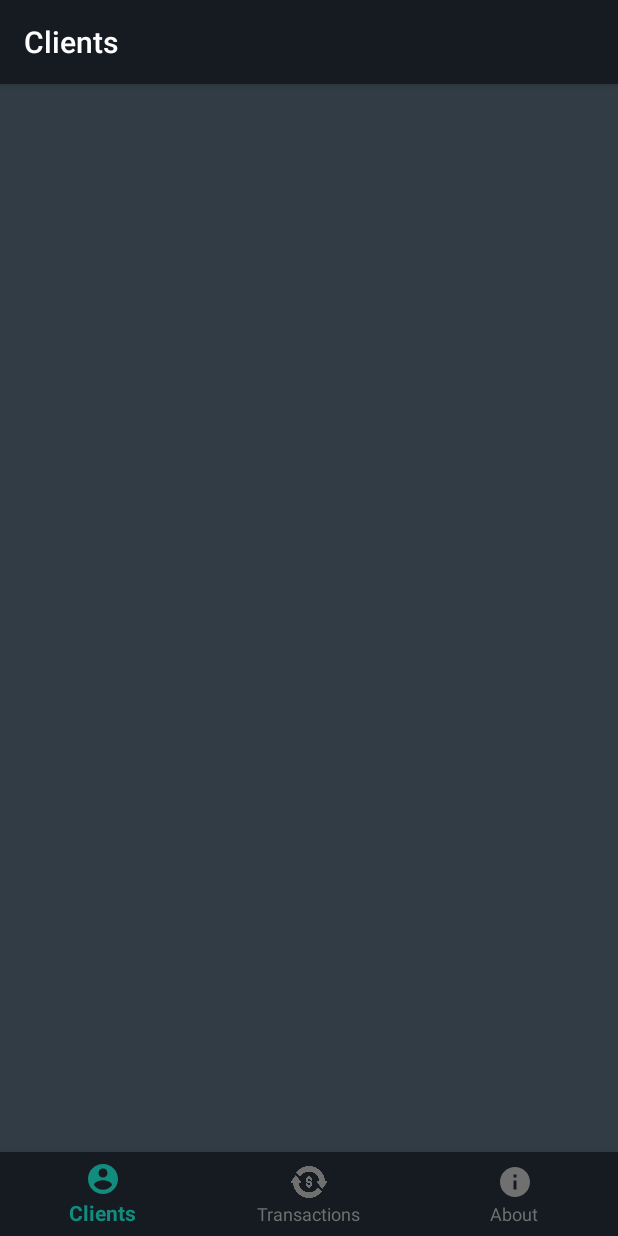
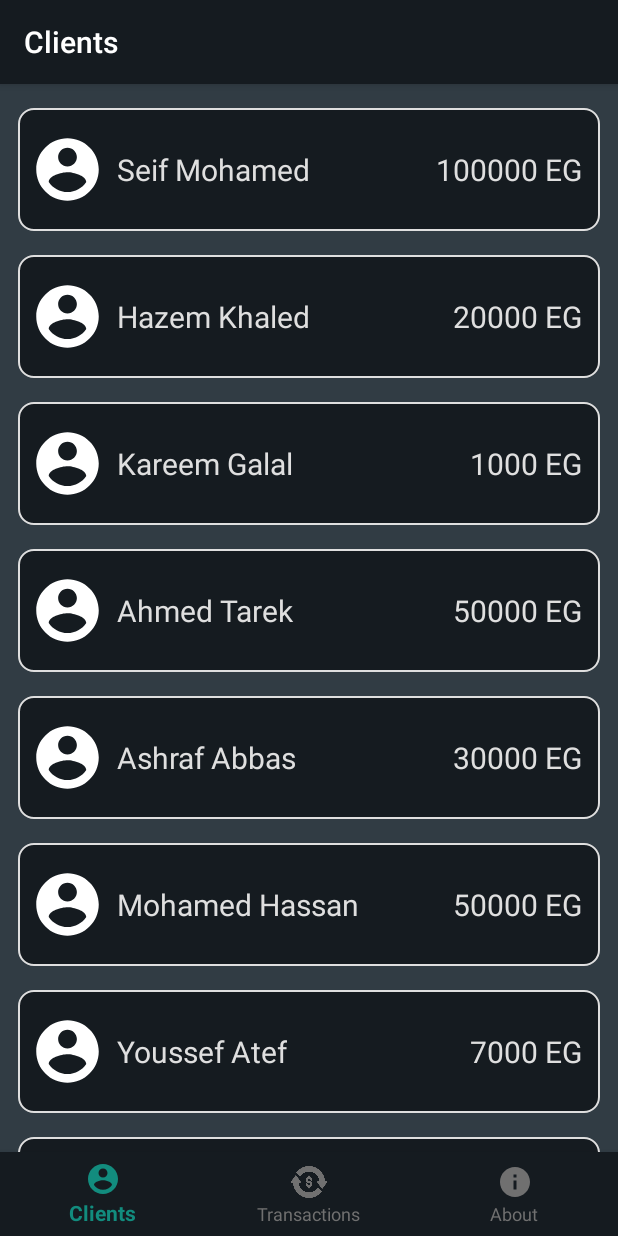
Before and after one commit to SeifEldinMohamed/SimpleBankApp-SparksInternship, an Android app: the screen it shows after launch (MainActivity), on a phone screen of 412 x 824 dp. Run offline under Robolectric (Android 15) with nearby library versions, the phone set to English and light mode, and no system bars; our stand-ins replace CircleImageView, Room's generated code, navigation-ui.

Commit message:
Clients Recycler view and adapter added

```diff
--- a/app/src/main/java/com/seif/simplebankapp/data/ClientsDao.kt
+++ b/app/src/main/java/com/seif/simplebankapp/data/ClientsDao.kt
@@ -3,12 +3,13 @@ package com.seif.simplebankapp.data
 import androidx.lifecycle.LiveData
 import androidx.room.Dao
 import androidx.room.Insert
+import androidx.room.OnConflictStrategy
 import androidx.room.Query
 import com.seif.simplebankapp.data.models.Clients
 
 @Dao
 interface ClientsDao {
-    @Insert
+    @Insert(onConflict = OnConflictStrategy.REPLACE)
     suspend fun addClients(client: Clients)
 
     @Query("SELECT * FROM CLIENTS")
--- /dev/null
+++ b/app/src/main/java/com/seif/simplebankapp/ui/adapters/ClientsAdapter.kt
@@ -0,0 +1,46 @@
+package com.seif.simplebankapp.ui.adapters
+
+import android.view.LayoutInflater
+import android.view.View
+import android.view.ViewGroup
+import androidx.recyclerview.widget.RecyclerView
+import com.seif.simplebankapp.R
+import com.seif.simplebankapp.data.models.Clients
+import com.seif.simplebankapp.databinding.ItemRowClientBinding
+
+class ClientsAdapter : RecyclerView.Adapter<ClientsAdapter.MyViewHolder>() {
+    var clientsData = emptyList<Clients>()
+
+    class MyViewHolder(private val binding: ItemRowClientBinding) : RecyclerView.ViewHolder(binding.root) {
+            fun bind(position: Int, clients: List<Clients>){
+                binding.txtClientName.text = clients[position].clientName
+                val balance = clients[position].currentBalance.toInt().toString() + " EG"
+                binding.txtBalance.text = balance
+            }
+    }
+
+    override fun onCreateViewHolder(parent: ViewGroup, viewType: Int): MyViewHolder {
+
+        return MyViewHolder(
+            ItemRowClientBinding.inflate(
+                LayoutInflater.from(parent.context),
+                parent,
+                false
+            )
+        )
+    }
+
+    override fun onBindViewHolder(holder: MyViewHolder, position: Int) {
+            holder.bind(position, clientsData)
+    }
+
+    override fun getItemCount(): Int {
+        return clientsData.size
+    }
+
+    fun setData(clients: List<Clients>) {
+        clientsData = clients
+        notifyDataSetChanged()
+    }
+
+}
--- a/app/src/main/java/com/seif/simplebankapp/ui/fragments/ClientsFragment.kt
+++ b/app/src/main/java/com/seif/simplebankapp/ui/fragments/ClientsFragment.kt
@@ -9,12 +9,14 @@ import androidx.lifecycle.Observer
 import androidx.lifecycle.ViewModelProvider
 import com.seif.simplebankapp.data.models.Clients
 import com.seif.simplebankapp.databinding.FragmentClientsBinding
+import com.seif.simplebankapp.ui.adapters.ClientsAdapter
 import com.seif.simplebankapp.viewmodels.ClientsViewModel
 
 
 class ClientsFragment : Fragment() {
     lateinit var binding: FragmentClientsBinding
-    lateinit var clientsViewModel: ClientsViewModel
+    private lateinit var clientsViewModel: ClientsViewModel
+    private val clientsAdapter by lazy { ClientsAdapter() }
     override fun onCreateView(
         inflater: LayoutInflater, container: ViewGroup?,
         savedInstanceState: Bundle?
@@ -29,9 +31,21 @@ class ClientsFragment : Fragment() {
         clientsViewModel = ViewModelProvider(requireActivity())[ClientsViewModel::class.java]
 
         clientsViewModel.clients.observe(viewLifecycleOwner, Observer {
+            clientsAdapter.setData(it)
+        })
+        val clients = setUpDummyClients()
+        clientsViewModel.addClients(clients)
 
-        })
-        val clients = listOf<Clients>(
+        setUpRecyclerView()
+
+    }
+
+    private fun setUpRecyclerView() {
+        binding.rvClients.adapter = clientsAdapter
+    }
+
+    private fun setUpDummyClients(): List<Clients> {
+        return listOf<Clients>(
             Clients(
                 1,
                 "Seif Mohamed",
@@ -42,7 +56,7 @@ class ClientsFragment : Fragment() {
                 100000.0
             ),
             Clients(
-                1,
+                2,
                 "Hazem Khaled",
                 "hazem@gmail.com",
                 "0123456789",
@@ -51,17 +65,77 @@ class ClientsFragment : Fragment() {
                 20000.0
             ),
             Clients(
-                1,
+                3,
                 "Kareem Galal",
-                "kareem.com",
+                "kareem@gmail.com",
                 "0123456789",
                 "2503",
                 "BCE2503",
                 1000.0
+            ),
+            Clients(
+                4,
+                "Ahmed Tarek",
+                "ahmed@gmail.com",
+                "0123456789",
+                "2504",
+                "BCE2504",
+                50000.0
+            ),
+            Clients(
+                5,
+                "Ashraf Abbas",
+                "ashraf@gmail.com",
+                "0123456789",
+                "2505",
+                "BCE2505",
+                30000.0
+            ),
+            Clients(
+                6,
+                "Mohamed Hassan",
+                "mohamed@gmail.com",
+                "0123456789",
+                "2506",
+                "BCE2506",
+                50000.0
+            ),
+            Clients(
+                7,
+                "Youssef Atef",
+                "youssef@gmail.com",
+                "0123456789",
+                "2507",
+                "BCE2507",
+                7000.0
+            ),
+            Clients(
+                8,
+                "Ibrahim Khaled",
+                "ibrahim@gmail.com",
+                "0123456789",
+                "2508",
+                "BCE2508",
+                800000.0
+            ),
+            Clients(
+                9,
+                "Mustafa Hassan",
+                "mustafa@gmail.com",
+                "0123456789",
+                "2508",
+                "BCE2508",
+                40000.0
+            ),
+            Clients(
+                10,
+                "Khaled Hassan",
+                "khaled@gmail.com",
+                "0123456789",
+                "2510",
+                "BCE2510",
+                70000.0
             )
         )
-        clientsViewModel.addClients(clients)
-
     }
-
 }
--- a/app/src/main/res/layout/fragment_clients.xml
+++ b/app/src/main/res/layout/fragment_clients.xml
@@ -12,6 +12,7 @@
         android:layout_width="match_parent"
         android:layout_height="match_parent"
         android:paddingTop="8dp"
+        app:layoutManager="androidx.recyclerview.widget.LinearLayoutManager"
         app:layout_constraintBottom_toBottomOf="parent"
         app:layout_constraintEnd_toEndOf="parent"
         app:layout_constraintStart_toStartOf="parent"
--- a/app/src/main/res/layout/item_row_client.xml
+++ b/app/src/main/res/layout/item_row_client.xml
@@ -21,8 +21,8 @@
 
         <de.hdodenhof.circleimageview.CircleImageView
             android:id="@+id/profile_image"
-            android:layout_width="60dp"
-            android:layout_height="60dp"
+            android:layout_width="50dp"
+            android:layout_height="50dp"
             android:layout_marginStart="8dp"
             android:layout_marginTop="16dp"
             android:layout_marginBottom="16dp"
@@ -32,11 +32,11 @@
             app:layout_constraintTop_toTopOf="parent" />
 
         <TextView
-            android:id="@+id/textView"
+            android:id="@+id/txt_client_name"
             android:layout_width="wrap_content"
             android:layout_height="wrap_content"
             android:layout_marginStart="8dp"
-            android:layout_marginTop="32dp"
+            android:layout_marginTop="27dp"
             android:text="@string/seif_mohamed"
             android:textColor="@color/textColor"
             android:textSize="20sp"
@@ -44,10 +44,10 @@
             app:layout_constraintTop_toTopOf="parent" />
 
         <TextView
-            android:id="@+id/textView5"
+            android:id="@+id/txt_balance"
             android:layout_width="wrap_content"
             android:layout_height="wrap_content"
-            android:layout_marginTop="32dp"
+            android:layout_marginTop="27dp"
             android:layout_marginEnd="12dp"
             android:text="@string/balance_item_row"
             android:textColor="@color/textColor"
```
